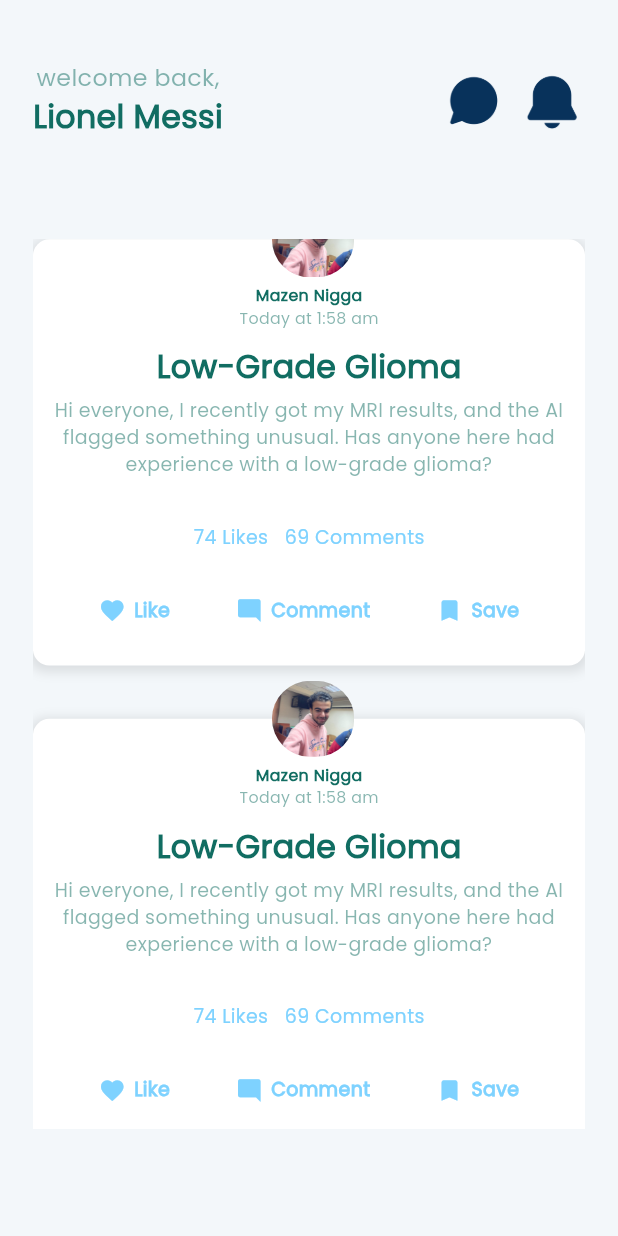
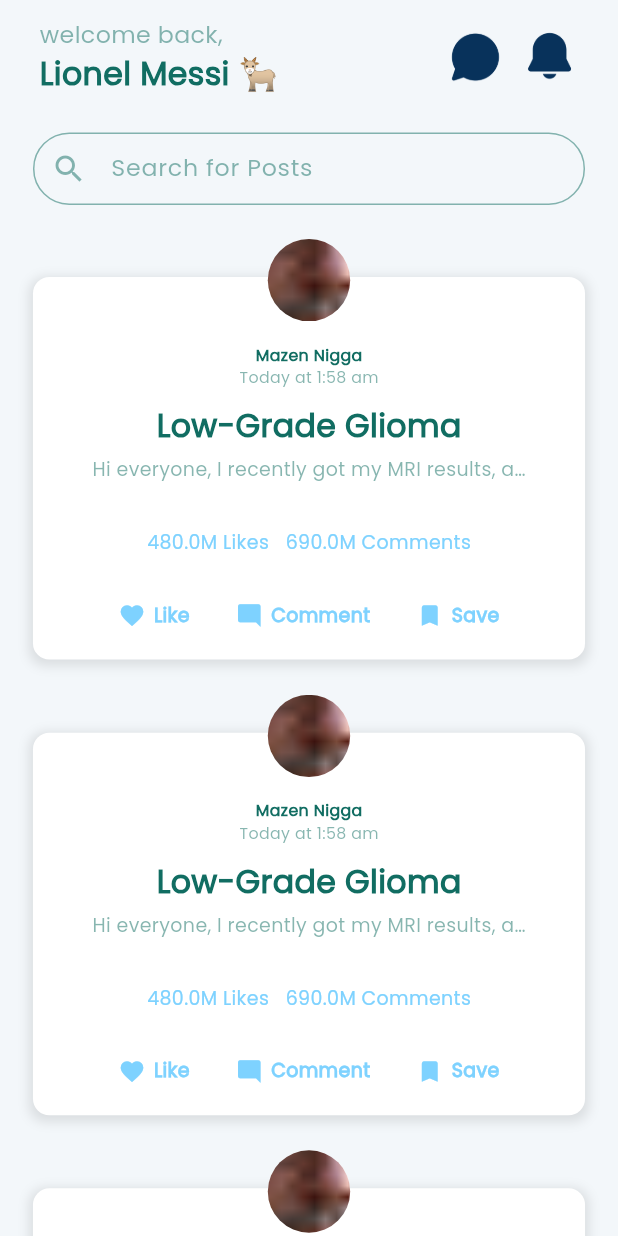
Before and after one commit to 3bdelrahman-ahmed/brain_tumr_detection_app, a Flutter app: the FeedPage widget shown alone on an empty page, opened directly, on a phone screen of 412 x 824 dp. Run offline on Flutter 3.47's test engine with Material 3 defaults, Android fonts, the phone set to English and light mode, and no system bars; our stand-ins replace bloc, cached_network_image, dio, equatable, flutter_animate, flutter_bloc and 9 more.

Commit message:
update home screen

```diff
--- /dev/null
+++ b/lib/core/components/widgets/custom_welcome_row.dart
@@ -0,0 +1,70 @@
+import 'package:brain_tumr_detection_app/core/utils/extenstions/image_extentions.dart';
+import 'package:brain_tumr_detection_app/core/utils/extenstions/responsive_design_extenstions.dart';
+import 'package:flutter/material.dart';
+import 'custom_image_view.dart';
+import '../../utils/assets/assets_png.dart';
+import '../../utils/string/app_string.dart';
+import '../../utils/theme/text_styles/app_text_styles.dart';
+
+class CustomWelcomeAppBar extends StatelessWidget {
+  final String? userName;
+  const CustomWelcomeAppBar({Key? key, this.userName}) : super(key: key);
+
+  @override
+  Widget build(BuildContext context) {
+    return SliverAppBar(
+      elevation: 0,
+      pinned: false,
+      snap: true,
+      floating: true,
+      expandedHeight: 75.h,
+      backgroundColor: Colors.transparent,
+      automaticallyImplyLeading: false,
+      flexibleSpace: Container(
+        decoration:
+            BoxDecoration(color: Theme.of(context).scaffoldBackgroundColor),
+        padding: EdgeInsets.symmetric(horizontal: 24.w, vertical: 8.h),
+        child: Row(
+          crossAxisAlignment: CrossAxisAlignment.center,
+          children: [
+            Column(
+              mainAxisAlignment: MainAxisAlignment.center,
+              crossAxisAlignment: CrossAxisAlignment.start,
+              children: [
+                Text(
+                  AppStrings.welcomeBack,
+                  style: AppTextStyles.font15LightGreenW500,
+                ),
+                SizedBox(
+                  width: 150.w,
+                  child: Text(
+                    userName ?? "Lionel Messi 🐐",
+                    maxLines: 1,
+                    overflow: TextOverflow.ellipsis,
+                    style: AppTextStyles.font20GreenW700,
+                  ),
+                ),
+              ],
+            ),
+            const Spacer(),
+            Row(
+              children: [
+                CustomImageView(
+                  imagePath: AssetsPng.chat.toPng(),
+                  width: 35.w,
+                  height: 35.w,
+                ),
+                SizedBox(width: 10.w),
+                CustomImageView(
+                  imagePath: AssetsPng.notifications.toPng(),
+                  width: 35.w,
+                  height: 35.w,
+                ),
+              ],
+            ),
+          ],
+        ),
+      ),
+    );
+  }
+}
--- /dev/null
+++ b/lib/core/helper/functions/reach_format_function.dart
@@ -0,0 +1,11 @@
+String reachFormat(int number) {
+  if (number >= 1000000) {
+    return "${(number / 1000000).toStringAsFixed(1)}M";
+  } else if (number >= 100000) {
+    return "${(number / 1000).round()}K";
+  } else if (number >= 1000) {
+    return "${(number / 1000).toStringAsFixed(1)}K";
+  } else {
+    return number.toString();
+  }
+}
--- a/lib/core/utils/string/app_string.dart
+++ b/lib/core/utils/string/app_string.dart
@@ -65,18 +65,35 @@ class AppStrings {
       "All set to begin? We’ll need just a few details to "
       "personalize your experience. It’s quick and easy—let’s go!";
 
- /// [validation Strings]
+  /// [validation Strings]
   static const String pleaseEnter = 'Please enter ';
   static const String invalidEmail = 'Invalid Email';
-  static const String passwordLenghtError = 'Password must be at least 8 characters';
-  static const String passwordMustContainAtLeastOneUpperCaseLetter = 'Password must contain at least one uppercase letter';
-  static const String passwordMustContainAtLeastOneDigit = 'Password must contain at least one number';
-  static const String passwordMustContainAtLeastOneSpecialCharacter = 'Password must contain at least one special character';
-  static const String confirmPasswordNotMatch = 'Confirm password does not match';
+  static const String passwordLenghtError =
+      'Password must be at least 8 characters';
+  static const String passwordMustContainAtLeastOneUpperCaseLetter =
+      'Password must contain at least one uppercase letter';
+  static const String passwordMustContainAtLeastOneDigit =
+      'Password must contain at least one number';
+  static const String passwordMustContainAtLeastOneSpecialCharacter =
+      'Password must contain at least one special character';
+  static const String confirmPasswordNotMatch =
+      'Confirm password does not match';
   static const String invalidPhoneNumber = 'Invalid Phone Number';
-  static const String verificationCodeError = 'Verification code must be 4 digits';
-  static const String nameMustNotContainNumbers = 'Name must not contain numbers';
-  static const String nameMustNotContainSpecialCharacters = 'Name must not contain special characters';
+  static const String verificationCodeError =
+      'Verification code must be 4 digits';
+  static const String nameMustNotContainNumbers =
+      'Name must not contain numbers';
+  static const String nameMustNotContainSpecialCharacters =
+      'Name must not contain special characters';
   static const String dateError = 'Invalid date';
-  static const String phoneNumberMustBe11Digits = 'Phone number must be 11 digits';
+  static const String phoneNumberMustBe11Digits =
+      'Phone number must be 11 digits';
+
+  /// [post card Strings]
+  static const String comments = "Comments";
+  static const String likes = "Likes";
+  static const String save = "Save";
+  static const String like = "Like";
+  static const String comment = "Comment";
+  static const String search = "Search";
 }
--- a/lib/features/home/presentation/view/home_page.dart
+++ b/lib/features/home/presentation/view/home_page.dart
@@ -6,7 +6,8 @@ import 'package:brain_tumr_detection_app/core/utils/extenstions/responsive_desig
 import 'package:brain_tumr_detection_app/core/utils/theme/colors/app_colors.dart';
 import 'package:flutter/material.dart';
 import 'package:flutter_bloc/flutter_bloc.dart';
-import '../viewModel/navigation_cubit.dart';
+
+import '../../../../core/components/cubits/navigation_cubit/navigation_cubit.dart';
 
 class HomeScreen extends StatelessWidget {
   const HomeScreen({Key? key}) : super(key: key);
--- a/lib/features/home/presentation/view/tabs/feed/view/screens/feed_page.dart
+++ b/lib/features/home/presentation/view/tabs/feed/view/screens/feed_page.dart
@@ -1,43 +1,67 @@
-import 'package:brain_tumr_detection_app/core/utils/string/app_string.dart';
-import 'package:brain_tumr_detection_app/core/utils/theme/text_styles/app_text_styles.dart';
 import 'package:brain_tumr_detection_app/features/home/presentation/view/tabs/feed/view/widgets/post_card.dart';
-import 'package:brain_tumr_detection_app/foundations/validations.dart';
 import 'package:flutter/material.dart';
-import 'package:brain_tumr_detection_app/core/components/widgets/custom_image_view.dart';
-import 'package:brain_tumr_detection_app/core/utils/assets/assets_png.dart';
-import 'package:brain_tumr_detection_app/core/utils/extenstions/nb_extenstions.dart';
 import 'package:brain_tumr_detection_app/core/utils/extenstions/responsive_design_extenstions.dart';
-import 'package:brain_tumr_detection_app/core/utils/theme/colors/app_colors.dart';
-import 'package:brain_tumr_detection_app/features/home/presentation/view/tabs/feed/view/widgets/welcome_row.dart';
+import 'package:brain_tumr_detection_app/core/components/widgets/custom_welcome_row.dart';
 import '../../../../../../../../core/components/widgets/custom_text_field.dart';
+import '../../../../../../../../core/utils/string/app_string.dart';
+import '../../../../../../../../foundations/validations.dart';
 
 class FeedPage extends StatelessWidget {
   const FeedPage({Key? key}) : super(key: key);
 
   @override
   Widget build(BuildContext context) {
-    return Container(
-      color: AppColors.background,
-      child: Column(
-        children: [
-          WelcomeRow(),
-          20.toHeight,
-          // CustomTextField(
-          //   validator: (value) => checkFieldValidation(val: value, fieldName: AppStrings.search, fieldType: fieldType),
-          //   hintText: "Search for Posts",
-          //   prefixIcon: Icons.search,
-          // ),
-          45.toHeight,
-          Expanded(
-            child: ListView.builder(
-              itemCount: 5,
-              itemBuilder:(context, index) {
-              return PostCard();
-              },),
+    return CustomScrollView(
+      shrinkWrap: true,
+      slivers: [
+        CustomWelcomeAppBar(),
+        SliverPersistentHeader(
+          pinned: true,
+          delegate: _SliverSearchBarDelegate(),
+        ),
+        SliverPadding(padding: EdgeInsets.only(bottom: 16.h)),
+        SliverList(
+          delegate: SliverChildBuilderDelegate(
+            addAutomaticKeepAlives: true,
+            (context, index) => Padding(
+              padding: EdgeInsets.only(top: 16.h, left: 20.w, right: 20.w),
+              child: PostCard(),
+            ),
+            childCount: 5,
           ),
-          70.toHeight
-        ],
-      ).paddingOnly(top: 40.h, left: 20.w, right: 20.w),
+        ),
+        SliverPadding(padding: EdgeInsets.only(bottom: 72.h)),
+      ],
     );
   }
 }
+
+class _SliverSearchBarDelegate extends SliverPersistentHeaderDelegate {
+  @override
+  Widget build(
+      BuildContext context, double shrinkOffset, bool overlapsContent) {
+    return Container(
+      color: Theme.of(context)
+          .scaffoldBackgroundColor, // Ensures it's not transparent
+      padding: EdgeInsets.symmetric(horizontal: 20.w, vertical: 12.h),
+      child: CustomTextField(
+        validator: (value) => checkFieldValidation(
+            val: value,
+            fieldName: AppStrings.search,
+            fieldType: ValidationType.text),
+        hintText: "Search for Posts",
+        prefixIcon: Icons.search,
+      ),
+    );
+  }
+
+  @override
+  double get maxExtent => 75.h; // Increased height for spacing
+  @override
+  double get minExtent => 75.h; // Same as max for consistency
+
+  @override
+  bool shouldRebuild(covariant SliverPersistentHeaderDelegate oldDelegate) {
+    return false;
+  }
+}
--- a/lib/features/home/presentation/view/tabs/feed/view/widgets/post_card.dart
+++ b/lib/features/home/presentation/view/tabs/feed/view/widgets/post_card.dart
@@ -1,9 +1,9 @@
+import 'package:brain_tumr_detection_app/core/helper/functions/reach_format_function.dart';
+import 'package:brain_tumr_detection_app/core/utils/extenstions/image_extentions.dart';
 import 'package:brain_tumr_detection_app/core/utils/extenstions/nb_extenstions.dart';
 import 'package:brain_tumr_detection_app/core/utils/extenstions/responsive_design_extenstions.dart';
+import 'package:brain_tumr_detection_app/core/utils/string/app_string.dart';
 import 'package:flutter/material.dart';
-import 'package:flutter/cupertino.dart';
-
-import '../../../../../../../../core/components/widgets/custom_image_view.dart';
 import '../../../../../../../../core/utils/assets/assets_png.dart';
 import '../../../../../../../../core/utils/theme/colors/app_colors.dart';
 import '../../../../../../../../core/utils/theme/text_styles/app_text_styles.dart';
@@ -17,8 +17,7 @@ class PostCard extends StatelessWidget {
       clipBehavior: Clip.none,
       children: [
         Container(
-          width: 352.w,
-          height: 280.h,
+          padding: EdgeInsets.symmetric(horizontal: 24.w, vertical: 20.h),
           decoration: BoxDecoration(
             color: Colors.white,
             borderRadius: BorderRadius.circular(10.r),
@@ -53,7 +52,7 @@ class PostCard extends StatelessWidget {
                 child: Text(
                   "Hi everyone, I recently got my MRI results, and the AI flagged something unusual. Has anyone here had experience with a low-grade glioma?",
                   textAlign: TextAlign.center,
-                  maxLines: 3,
+                  // maxLines: 3,
                   overflow: TextOverflow.ellipsis,
                   style: AppTextStyles.font12LightGreenW500,
                 ),
@@ -64,12 +63,12 @@ class PostCard extends StatelessWidget {
                 mainAxisAlignment: MainAxisAlignment.center,
                 children: [
                   Text(
-                    "74 Likes",
+                    "${reachFormat(480000000)} ${AppStrings.likes}",
                     style: AppTextStyles.font12cyanW400,
                   ),
                   10.toWidth,
                   Text(
-                    "69 Comments",
+                    "${reachFormat(690000000)} ${AppStrings.comments}",
                     style: AppTextStyles.font12cyanW400,
                   ),
                 ],
@@ -79,28 +78,33 @@ class PostCard extends StatelessWidget {
               Row(
                 mainAxisAlignment: MainAxisAlignment.spaceEvenly,
                 children: [
-                  _buildButton(Icons.favorite, "Like"),
-                  _buildButton(Icons.mode_comment_rounded, "Comment"),
-                  _buildButton(Icons.bookmark, "Save"),
+                  _buildButton(Icons.favorite, AppStrings.like),
+                  _buildButton(Icons.mode_comment_rounded, AppStrings.comment),
+                  _buildButton(Icons.bookmark, AppStrings.save),
                 ],
               ),
             ],
-          ).paddingOnly(top: 30.h),
+          ).paddingOnly(top: 24.h),
         ),
         // Profile Image Positioned Above the Card
-        Positioned(
-          top: -25.h,
-          left: (340.w / 2) - (50.w / 2),
-          child: CustomImageView(
-            imagePath: "assets/image/${AssetsPng.doctorTest}.jpg",
-            width: 50.w,
-            height: 50.h,
-            fit: BoxFit.cover,
-            radius: BorderRadius.circular(50.r),
-          ),
-        ),
+        PositionedDirectional(
+            top: -25.h,
+            start: 0,
+            end: 0,
+            child: Container(
+              height: 50.w,
+              width: 50.w,
+              decoration: BoxDecoration(
+                  color: Colors.white,
+                  shape: BoxShape.circle,
+                  image: DecorationImage(
+                      image: AssetImage(
+                        AssetsPng.doctorTest.toPng(),
+                      ),
+                      fit: BoxFit.cover)),
+            )),
       ],
-    ).paddingOnly(bottom: 35.h);
+    ).paddingOnly(bottom: 32.h);
   }
 
   Widget _buildButton(IconData icon, String label) {
--- a/lib/features/home/presentation/view/tabs/feed/view/widgets/welcome_row.dart
+++ /dev/null
@@ -1,45 +0,0 @@
-import 'package:brain_tumr_detection_app/core/utils/extenstions/image_extentions.dart';
-import 'package:brain_tumr_detection_app/core/utils/extenstions/nb_extenstions.dart';
-import 'package:brain_tumr_detection_app/core/utils/extenstions/responsive_design_extenstions.dart';
-import 'package:flutter/material.dart';
-
-import '../../../../../../../../core/components/widgets/custom_image_view.dart';
-import '../../../../../../../../core/utils/assets/assets_png.dart';
-import '../../../../../../../../core/utils/string/app_string.dart';
-import '../../../../../../../../core/utils/theme/text_styles/app_text_styles.dart';
-
-class WelcomeRow extends StatelessWidget {
-  const WelcomeRow({Key? key}) : super(key: key);
-
-  @override
-  Widget build(BuildContext context) {
-    return Row(
-      children: [
-        Column(
-          children: [
-            Text(
-              AppStrings.welcomeBack,
-              style: AppTextStyles.font15LightGreenW500,
-            ),
-            Text(
-              "Lionel Messi",
-              style: AppTextStyles.font20GreenW700,
-            )
-          ],
-        ),
-        Spacer(),
-        CustomImageView(
-          imagePath: AssetsPng.chat.toPng(),
-          width: 35.w,
-          height: 35.h,
-        ),
-        10.toWidth,
-        CustomImageView(
-          imagePath: AssetsPng.notifications.toPng(),
-          width: 40.w,
-          height: 40.h,
-        ).paddingOnly(top: 4.h)
-      ],
-    );
-  }
-}
```
Also changed, not shown: lib/core/components/cubits/navigation_cubit/navigation_cubit.dart (renamed from lib/features/home/presentation/viewmodel/navigation_cubit.dart, +6 -5 lines), assets/image/doctor_test.jpg (deleted), assets/image/doctor_test.png (added), lib/core/components/cubits/navigation_cubit/navigation_state.dart (renamed from lib/features/home/presentation/viewmodel/navigation_state.dart), lib/core/services/service_locator/service_locator.config.dart, lib/features/appointments/view/screens/appointments_page.dart (renamed from lib/features/home/presentation/view/tabs/appointments/view/screens/appointments_page.dart), lib/features/doctors/view/screens/doctors_page.dart (renamed from lib/features/home/presentation/view/tabs/doctors/view/screens/doctors_page.dart), lib/features/profle/view/screens/profile_page.dart (renamed from lib/features/home/presentation/view/tabs/profle/view/screens/profile_page.dart), lib/features/scan/view/screens/scan_page.dart (renamed from lib/features/home/presentation/view/tabs/scan/view/screens/scan_page.dart), 1 other file.
